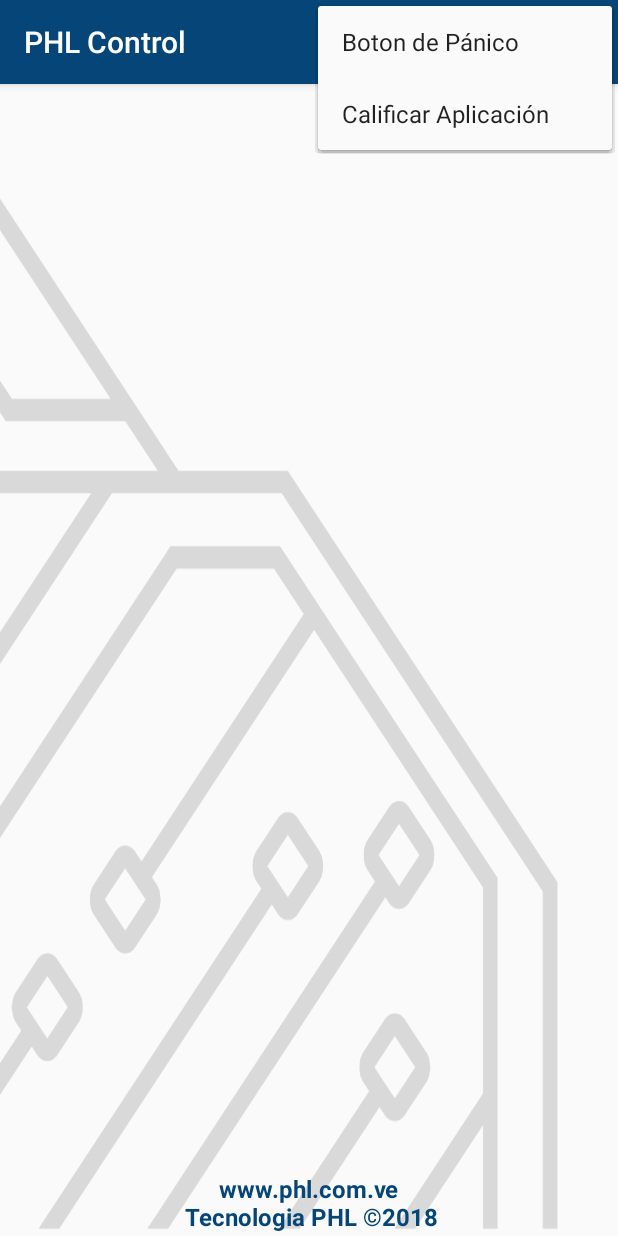
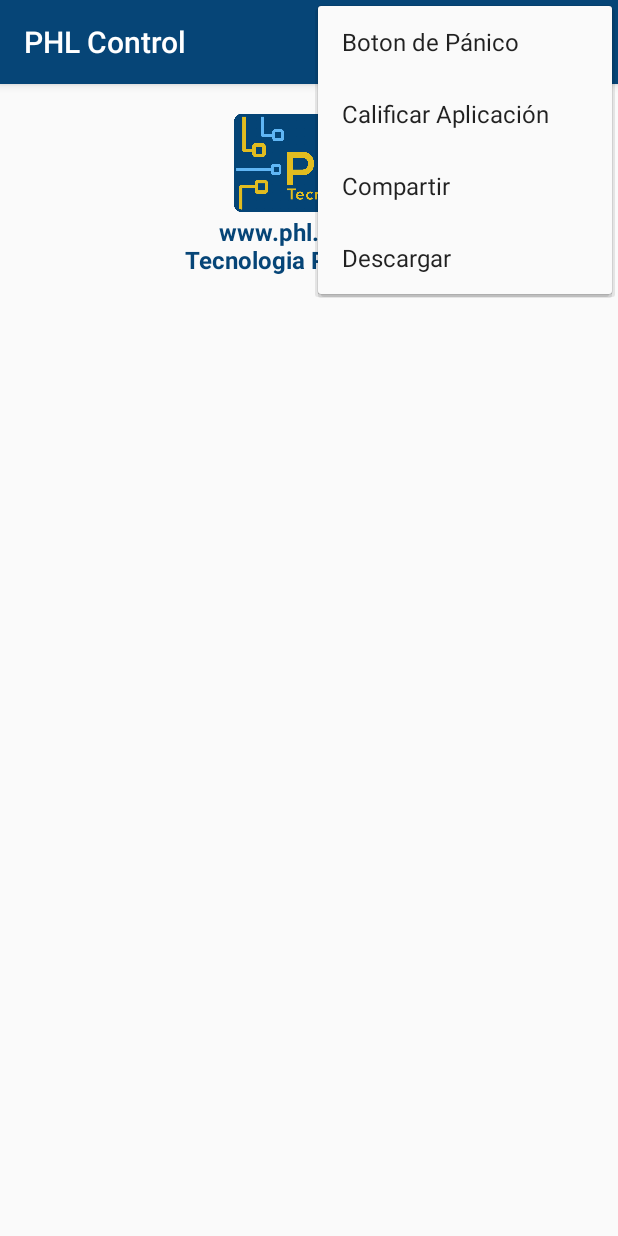
Before and after one commit to georgehoss/PHLControl, an Android app: the ControlFragment screen opened directly, with no data from a screen before it, with the options menu open, on a phone screen of 412 x 824 dp. Run offline under Robolectric (Android 15) with nearby library versions, the phone set to English and light mode, and no system bars; our stand-ins replace AdMob, ButterKnife; libraries missing offline, so code that uses them is left out: com.crashlytics.android, io.fabric.sdk, io.realm; 8 statements that could not run were skipped.

Commit message:
New Version 13

```diff
--- a/app/src/main/AndroidManifest.xml
+++ b/app/src/main/AndroidManifest.xml
@@ -5,8 +5,8 @@
     <uses-permission android:name="android.permission.READ_CONTACTS" />
     <uses-permission android:name="android.permission.INTERNET" />
     <uses-permission android:name="android.permission.CALL_PHONE" />
-    <uses-permission android:name="android.permission.SEND_SMS" />
     <uses-permission android:name="android.permission.VIBRATE" />
+    <!--uses-permission android:name="android.permission.SEND_SMS" /!-->
 
     <application
         android:allowBackup="true"
--- a/app/src/main/res/layout/activity_splash_.xml
+++ b/app/src/main/res/layout/activity_splash_.xml
@@ -72,7 +72,7 @@
                 android:layout_height="wrap_content"
                 android:layout_weight="1"
                 android:text="@string/Aceptar"
-                android:id="@+id/bt_acept"
+                android:id="@+id/bt_accept"
                 style="@style/Widget.AppCompat.Button.Colored"
                 />
 
--- a/app/src/main/res/layout/central_row.xml
+++ b/app/src/main/res/layout/central_row.xml
@@ -29,16 +29,16 @@
                         >
                         <ImageView
                             android:layout_width="100dp"
-                            android:layout_height="100dp"
+                            android:layout_height="65dp"
                             android:layout_gravity="center"
-                            android:src="@drawable/phl_logo"
+                            android:background="@drawable/phl_logo"
                             android:id="@+id/iv_logo"
                             tools:ignore="ContentDescription" />
 
                         <LinearLayout
                             android:layout_width="wrap_content"
                             android:layout_height="wrap_content"
-                            android:layout_marginLeft="20dp"
+                            android:layout_margin="20dp"
                             android:orientation="vertical"
                             android:gravity="center"
                             >
--- a/app/src/main/res/layout/fragment_control.xml
+++ b/app/src/main/res/layout/fragment_control.xml
@@ -1,11 +1,17 @@
 <?xml version="1.0" encoding="utf-8"?>
-<LinearLayout xmlns:android="http://schemas.android.com/apk/res/android"
+<ScrollView xmlns:android="http://schemas.android.com/apk/res/android"
     xmlns:tools="http://schemas.android.com/tools"
     android:layout_width="match_parent"
     android:layout_height="match_parent"
+    xmlns:ads="http://schemas.android.com/apk/res-auto"
     tools:context=".Control.ControlFragment"
     android:orientation="vertical"
-    android:background="@drawable/fondo_gris2"
+    >
+
+    <LinearLayout
+        android:layout_width="match_parent"
+        android:layout_height="wrap_content"
+        android:orientation="vertical"
         >
 
         <android.support.v7.widget.RecyclerView
@@ -14,6 +20,13 @@
             android:layout_weight="1"
             android:id="@+id/ll_header"
             android:layout_margin="10dp"
+            />
+
+        <ImageView
+            android:layout_width="100dp"
+            android:layout_height="65dp"
+            android:background="@drawable/phl_logo"
+            android:layout_gravity="center"
             />
 
         <TextView
@@ -29,7 +42,18 @@
             android:id="@+id/tv_footer"
             />
 
-
+        <!--com.google.android.gms.ads.AdView
+            android:layout_marginBottom="20dp"
+            android:id="@+id/AdView"
+            android:layout_gravity="center"
+            ads:adSize="BANNER"
+            ads:adUnitId="ca-app-pub-2647255604635326/3362499820"
+            android:layout_width="match_parent"
+            android:layout_height="wrap_content">
+        </com.google.android.gms.ads.AdView!-->
 
 
     </LinearLayout>
+
+
+</ScrollView>
--- a/app/src/main/res/menu/menu.xml
+++ b/app/src/main/res/menu/menu.xml
@@ -6,7 +6,7 @@
     tools:context=".MainActivity" >
 
     <item
-        android:id="@+id/nuevo"
+        android:id="@+id/m_nuevo"
         android:title="@string/agregar"
         android:icon="@drawable/addcontact"
         android:orderInCategory="100"
@@ -14,15 +14,27 @@
         />
 
     <item
-        android:id="@+id/alarma"
+        android:id="@+id/m_alarma"
         android:title="@string/boton_de_p_nico"
         android:orderInCategory="100"
         app:showAsAction="never"
         />
 
     <item
-        android:id="@+id/Calificar"
+        android:id="@+id/m_calificar"
         android:title="@string/calificar_aplicaci_n"
+        android:orderInCategory="100"
+        app:showAsAction="never"
+        />
+    <item
+        android:id="@+id/m_compartir"
+        android:title="Compartir"
+        android:orderInCategory="100"
+        app:showAsAction="never"
+        />
+    <item
+        android:id="@+id/m_descargar"
+        android:title="Descargar"
         android:orderInCategory="100"
         app:showAsAction="never"
         />
--- a/app/src/main/res/values/strings.xml
+++ b/app/src/main/res/values/strings.xml
@@ -6,7 +6,7 @@
     <string name="Cancelar">Cancelar</string>
 
     <!-- TODO: Remove or change this placeholder text -->
-    <string name="footer">www.phl.com.ve\n Tecnologia PHL ©2018</string>
+    <string name="footer">www.phl.com.ve\n Tecnologia PHL ©2019</string>
     <string name="editar">Editar</string>
     <string name="cambiar">Lista</string>
     <string name="llamar">Llamar</string>
@@ -30,6 +30,9 @@
     <string name="seleccionar_del_directorio">Seleccionar Del Directorio</string>
     <string name="n_mero_llave_gsm">Número Llave GSM</string>
     <string name="presiona_continuar">Presiona Continuar para otorgar los permisos que PHL Control necesita para controlar la Llave GSM</string>
+    <string name="aviso_importante">Aviso Importante</string>
+    <string name="por_pol_ticas_de_google_play_el_env_o_de_mensajes_ya_no_puede_ser_autom_tico_nal_presionar_el_bot_n_te_redirige_a_la_aplicacion_de_mensajes_para_que_procedas_a_enviarlo_npedimos_disculpas_por_las_molestias_causadas">Por políticas de Google play, el envío de mensajes ya no puede ser automático. Al presionar el botón te redirige a la aplicacion de mensajes para que procedas a enviarlo (Solo dispositivos compatibles). Pedimos disculpas por las molestias causadas.\nPuedes descargar la version con mensajes automáticos presionando el botón descargar</string>
+    <string name="no_volver_a_mostrar">No volver a mostrar</string>
 
 
 </resources>
--- a/build.gradle
+++ b/build.gradle
@@ -8,12 +8,12 @@ buildscript {
         google()
     }
     dependencies {
-        classpath 'com.android.tools.build:gradle:3.3.1'
-        classpath "io.realm:realm-gradle-plugin:5.8.0"
+        classpath 'com.android.tools.build:gradle:3.4.1'
+        classpath "io.realm:realm-gradle-plugin:5.9.1"
         // NOTE: Do not place your application dependencies here; they belong
         // in the individual module build.gradle files
         classpath 'com.google.gms:google-services:4.2.0'
-        classpath 'io.fabric.tools:gradle:1.27.1'
+        classpath 'io.fabric.tools:gradle:1.29.0'
     }
 }
 
```
Also changed, not shown: app/build.gradle (+6 -4 lines), app/src/main/java/ve/first/phl/com/phlcontrol/Control/ControlFragment.java (+19 -27 lines), app/src/main/java/ve/first/phl/com/phlcontrol/MainActivity.java (+125 -48 lines), app/src/main/java/ve/first/phl/com/phlcontrol/SplashActivity.java (+4 -4 lines), app/src/main/java/ve/first/phl/com/phlcontrol/Utils/StorageUtils.java (+12 -0 lines), app/src/main/res/layout/dialog_advice.xml (added, +81 -0 lines), gradle/wrapper/gradle-wrapper.properties. Lines whose indentation alone changed are shown as unchanged.
